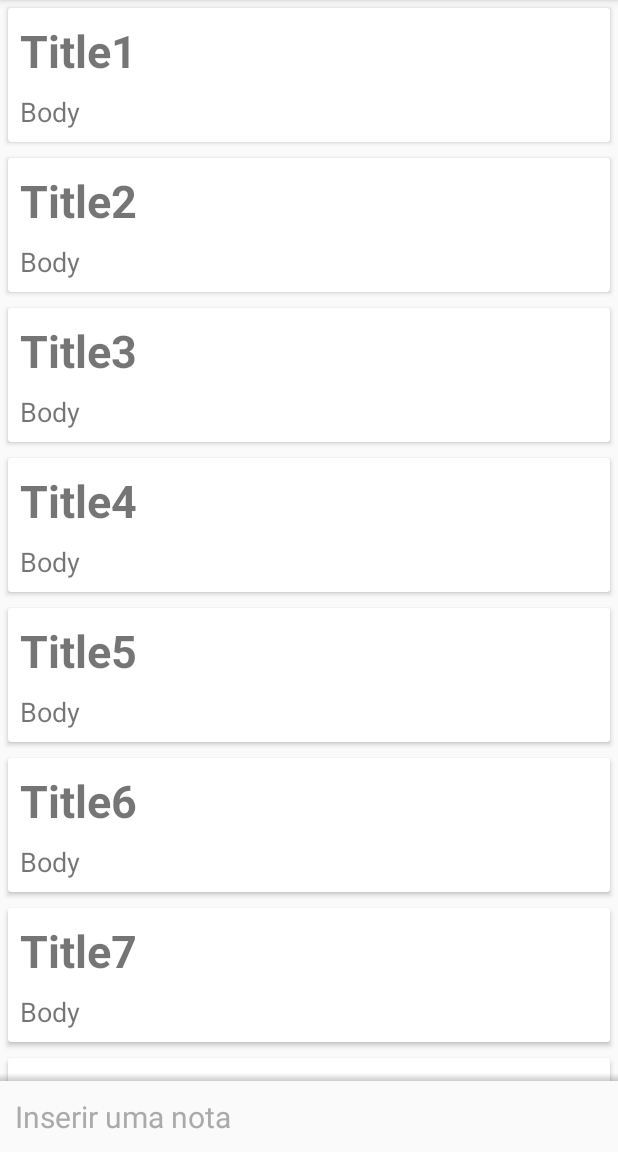
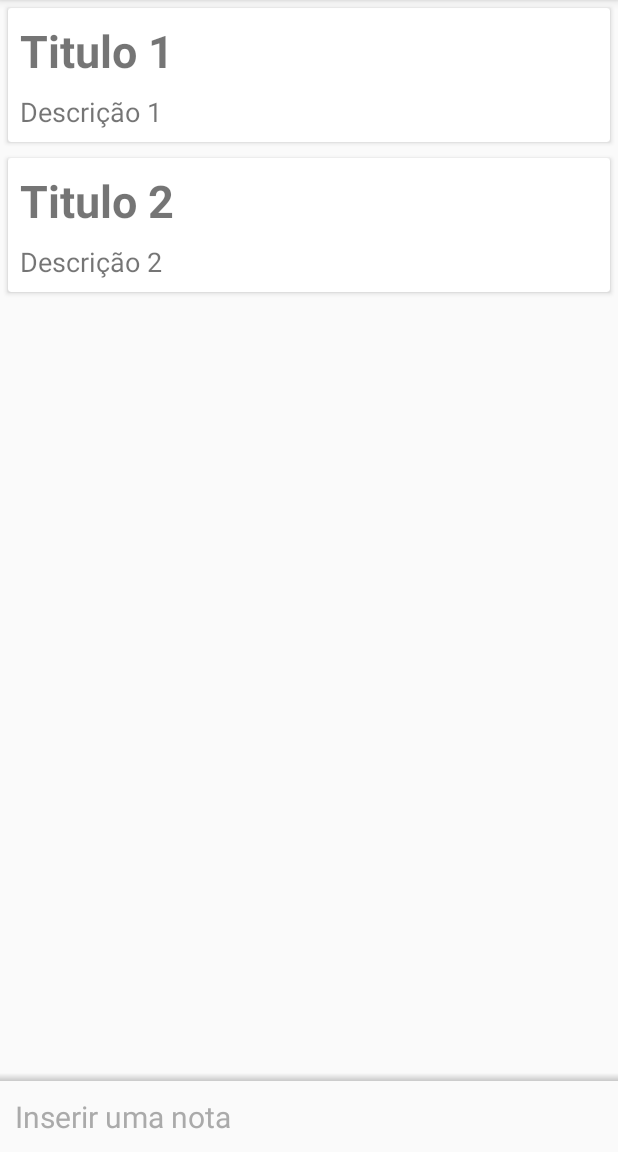
Before and after one commit to NailsonFerreira/projeto-ceep, an Android app: the screen it shows after launch (ListaNotasActivity), on a phone screen of 412 x 824 dp, the part 84-1236 px from its top. Run offline under Robolectric (Android 15) with nearby library versions, the phone set to English and light mode, and no system bars.

Commit message:
Boas Praticas com RecycleView mod4/1 aula 3 completa

```diff
--- a/app/src/main/java/br/com/alura/ceep/ui/activity/ListaNotasActivity.java
+++ b/app/src/main/java/br/com/alura/ceep/ui/activity/ListaNotasActivity.java
@@ -19,18 +19,26 @@ public class ListaNotasActivity extends AppCompatActivity {
         super.onCreate(savedInstanceState);
         setContentView(R.layout.activity_lista_notas);
 
-        RecyclerView listaNotas = findViewById(R.id.lista_notas_recycleview);
+
+        List<Nota> todasNostas = notasDeExemplo();
+        configuraRecyclerView(todasNostas);
+    }
+
+    private List<Nota> notasDeExemplo() {
         NotaDAO dao = new NotaDAO();
 
-        for(int i = 1;i < 10000; i++) {
-            dao.insere(new Nota("Title" + i, "Body"));
-        }
+            dao.insere(new Nota("Titulo 1", "Descrição 1"),new Nota("Titulo 2", "Descrição 2"));
+
+        return dao.todos();
+    }
+
+    private void configuraRecyclerView(List<Nota> todasNostas) {
+        RecyclerView listaNotas = findViewById(R.id.lista_notas_recycleview);
+        configuraAdapter(todasNostas, listaNotas);
+    }
 
 
-        List<Nota> todasNostas = dao.todos();
-
+    private void configuraAdapter(List<Nota> todasNostas, RecyclerView listaNotas) {
         listaNotas.setAdapter(new ListaNotasAdapter(this, todasNostas));
-        LinearLayoutManager layoutManager = new LinearLayoutManager(this);
-        listaNotas.setLayoutManager(layoutManager);
     }
 }
--- a/app/src/main/java/br/com/alura/ceep/ui/activity/recyclerView/ListaNotasAdapter.java
+++ b/app/src/main/java/br/com/alura/ceep/ui/activity/recyclerView/ListaNotasAdapter.java
@@ -9,40 +9,33 @@ import android.view.ViewGroup;
 import android.widget.TextView;
 
 import java.util.List;
-import java.util.zip.Inflater;
 
 import br.com.alura.ceep.R;
 import br.com.alura.ceep.model.Nota;
 
-public class ListaNotasAdapter extends RecyclerView.Adapter {
+public class ListaNotasAdapter extends RecyclerView.Adapter<ListaNotasAdapter.NotaViewHolder> {
 
-    private List<Nota> notas;
-    private Context context;
+    private  final List<Nota> notas;
+    private final Context context;
 
     public ListaNotasAdapter (Context context, List<Nota> notas){
+
         this.context = context;
-
         this.notas = notas;
     }
 
     @NonNull
     @Override
-    public RecyclerView.ViewHolder onCreateViewHolder(@NonNull ViewGroup parent, int i) {
+    public ListaNotasAdapter.NotaViewHolder onCreateViewHolder(@NonNull ViewGroup parent, int i) {
         View viewCriada = LayoutInflater.from(context).inflate(R.layout.item_nota, parent, false);
-
         return new NotaViewHolder(viewCriada);
     }
 
     @Override
-    public void onBindViewHolder(@NonNull RecyclerView.ViewHolder holder, int position) {
+    public void onBindViewHolder(@NonNull ListaNotasAdapter.NotaViewHolder holder, int position) {
         Nota nota = notas.get(position);
-
-        TextView titulo = holder.itemView.findViewById(R.id.item_nota_titulo);
-        titulo.setText(nota.getTitulo());
-
-        TextView descricao = holder.itemView.findViewById(R.id.item_nota_descricao);
-        descricao.setText(nota.getDescricao());
-
+        NotaViewHolder notaViewHolder = holder;
+        notaViewHolder.vincula(nota);
 
     }
 
@@ -52,8 +45,23 @@ public class ListaNotasAdapter extends RecyclerView.Adapter {
     }
 
     class NotaViewHolder extends RecyclerView.ViewHolder {
+
+        private final TextView titulo;
+        private final TextView descricao;
+
         public NotaViewHolder(@NonNull View itemView) {
             super(itemView);
+            titulo = itemView.findViewById(R.id.item_nota_titulo);
+            descricao = itemView.findViewById(R.id.item_nota_descricao);
+        }
+
+        public void vincula(Nota nota){
+            populaCampos(nota);
+        }
+
+        private void populaCampos(Nota nota) {
+            titulo.setText(nota.getTitulo());
+            descricao.setText(nota.getDescricao());
         }
     }
 
--- a/app/src/main/res/layout/activity_lista_notas.xml
+++ b/app/src/main/res/layout/activity_lista_notas.xml
@@ -10,6 +10,7 @@
         android:id="@+id/lista_notas_recycleview"
         android:layout_width="0dp"
         android:layout_height="0dp"
+        app:layoutManager="android.support.v7.widget.LinearLayoutManager"
         app:layout_constraintBottom_toTopOf="@id/lista_notas_insere_nota"
         app:layout_constraintEnd_toEndOf="parent"
         app:layout_constraintStart_toStartOf="parent"
```
Also changed, not shown: app/src/main/java/br/com/alura/ceep/ui/adapter/ListaNotasAdapter.java (deleted, +0 -53 lines).
